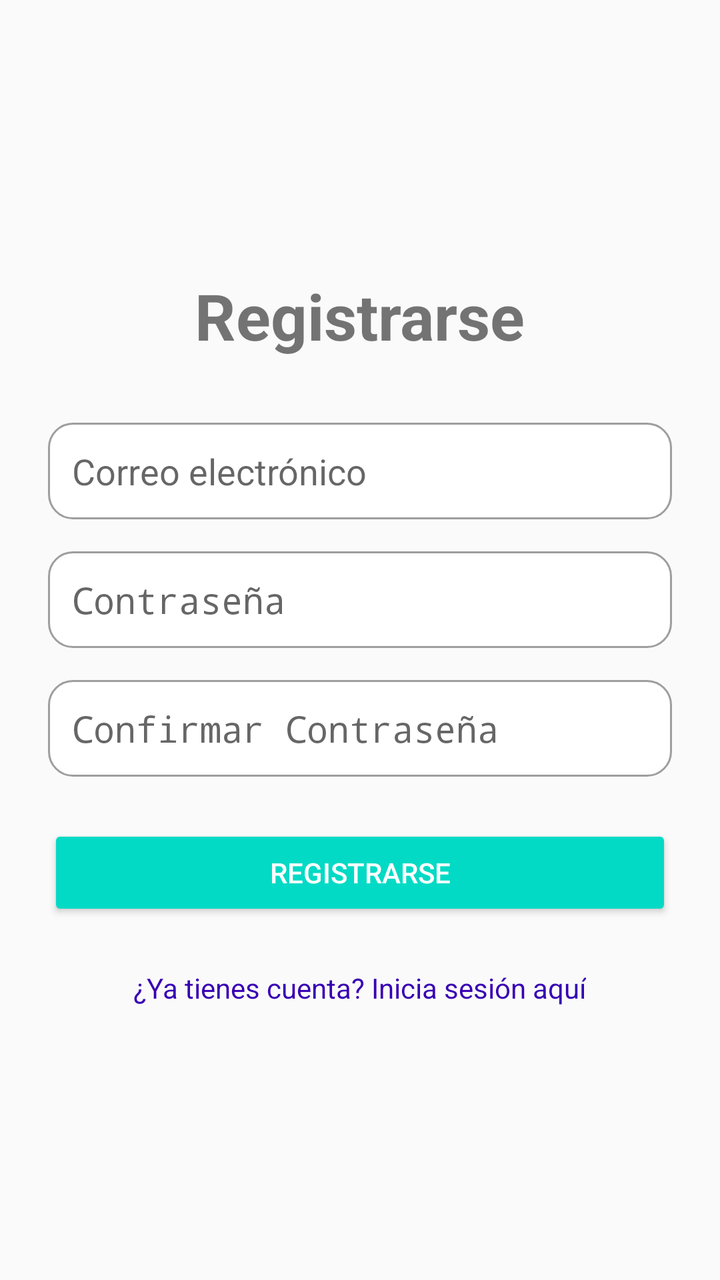
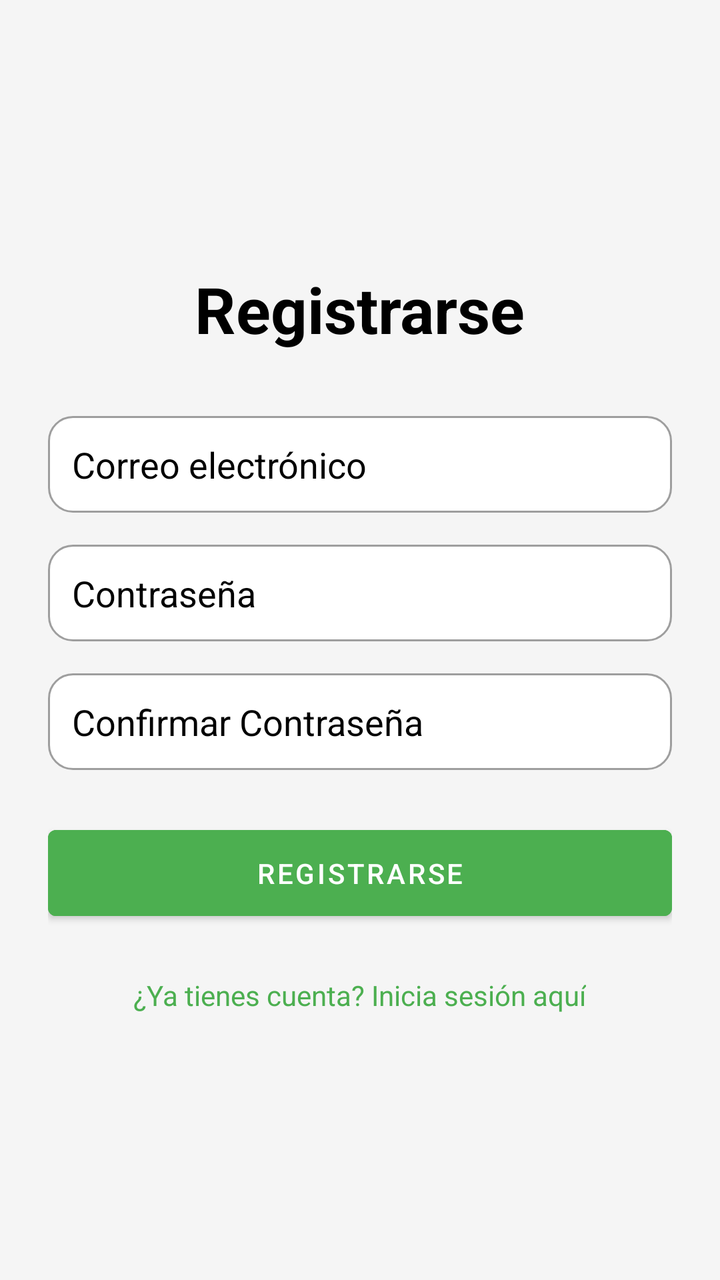

An Android layout rendered at two revisions. The XML below is the earlier revision; the diff shows what the commit changed to produce the second picture.
<!-- AndroidManifest.xml: application theme Theme.Proyectoplata -->
<!-- res/layout/activity_register.xml -->
<?xml version="1.0" encoding="utf-8"?>
<LinearLayout xmlns:android="http://schemas.android.com/apk/res/android"
    xmlns:app="http://schemas.android.com/apk/res-auto"
    xmlns:tools="http://schemas.android.com/tools"
    android:layout_width="match_parent"
    android:layout_height="match_parent"
    android:orientation="vertical"
    android:gravity="center"
    android:padding="24dp"
    tools:context=".RegisterActivity">

    <TextView
        android:layout_width="wrap_content"
        android:layout_height="wrap_content"
        android:text="Registrarse"
        android:textSize="32sp"
        android:textStyle="bold"
        android:layout_marginBottom="32dp"/>

    <EditText
        android:id="@+id/et_register_email"
        android:layout_width="match_parent"
        android:layout_height="wrap_content"
        android:hint="Correo electrónico"
        android:inputType="textEmailAddress"
        android:padding="12dp"
        android:minHeight="48dp"
        android:layout_marginBottom="16dp"
        android:background="@drawable/rounded_corners_edittext"/>

    <EditText
        android:id="@+id/et_register_password"
        android:layout_width="match_parent"
        android:layout_height="wrap_content"
        android:hint="Contraseña"
        android:inputType="textPassword"
        android:padding="12dp"
        android:minHeight="48dp"
        android:layout_marginBottom="16dp"
        android:background="@drawable/rounded_corners_edittext"/>

    <EditText
        android:id="@+id/et_register_confirm_password"
        android:layout_width="match_parent"
        android:layout_height="wrap_content"
        android:hint="Confirmar Contraseña"
        android:inputType="textPassword"
        android:padding="12dp"
        android:minHeight="48dp"
        android:layout_marginBottom="24dp"
        android:background="@drawable/rounded_corners_edittext"/>

    <Button
        android:id="@+id/btn_register"
        android:layout_width="match_parent"
        android:layout_height="wrap_content"
        android:text="Registrarse"
        android:backgroundTint="#03DAC5"
        android:textColor="@android:color/white"
        android:padding="12dp"/>

    <TextView
        android:id="@+id/tv_login_link"
        android:layout_width="wrap_content"
        android:layout_height="wrap_content"
        android:text="¿Ya tienes cuenta? Inicia sesión aquí"
        android:textColor="@color/design_default_color_primary_variant"
        android:layout_marginTop="24dp"
        android:clickable="true"
        android:focusable="true"/>

</LinearLayout>
<!-- resources referenced by this layout -->
<resources>
  <!-- drawable rounded_corners_edittext (drawable) -->
  <?xml version="1.0" encoding="utf-8"?>
  <shape xmlns:android="http://schemas.android.com/apk/res/android">
      <solid android:color="@android:color/white" />
      <corners android:radius="12dp" />
      <stroke android:width="1dp" android:color="#9E9E9E" />
  </shape>
  <style name="Theme.Proyectoplata" parent="Theme.AppCompat.Light.NoActionBar">
          <item name="colorPrimary">@color/colorPrimary</item>
          <item name="colorPrimaryDark">@color/colorPrimaryDark</item>
          <item name="colorAccent">@color/colorAccent</item>
      </style>
  <color name="colorPrimary">@color/purple_500</color>
  <color name="colorPrimaryDark">@color/purple_700</color>
  <color name="colorAccent">@color/teal_200</color>
  <color name="purple_500">#FF6200EE</color>
  <color name="purple_700">#FF3700B3</color>
  <color name="teal_200">#FF03DAC5</color>
</resources>

<!-- the commit's change to res/layout/activity_register.xml (unified diff, before → after) -->
@@ -7,66 +7,66 @@
     android:orientation="vertical"
     android:gravity="center"
     android:padding="24dp"
-    tools:context=".RegisterActivity">
-
+    android:background="?attr/android:colorBackground" tools:context=".RegisterActivity">
     <TextView
         android:layout_width="wrap_content"
         android:layout_height="wrap_content"
-        android:text="Registrarse"
+        android:text="@string/register_title"
         android:textSize="32sp"
         android:textStyle="bold"
-        android:layout_marginBottom="32dp"/>
-
+        android:layout_marginBottom="32dp"
+        android:textColor="?attr/colorOnBackground"/>
     <EditText
         android:id="@+id/et_register_email"
         android:layout_width="match_parent"
         android:layout_height="wrap_content"
-        android:hint="Correo electrónico"
+        android:hint="@string/email_hint"
         android:inputType="textEmailAddress"
         android:padding="12dp"
         android:minHeight="48dp"
         android:layout_marginBottom="16dp"
-        android:background="@drawable/rounded_corners_edittext"/>
-
+        android:background="@drawable/rounded_corners_edittext"
+        android:textColor="?attr/colorOnSurface"
+        android:textColorHint="?attr/colorOnSurface"/>
     <EditText
         android:id="@+id/et_register_password"
         android:layout_width="match_parent"
         android:layout_height="wrap_content"
-        android:hint="Contraseña"
+        android:hint="@string/password_hint"
         android:inputType="textPassword"
         android:padding="12dp"
         android:minHeight="48dp"
         android:layout_marginBottom="16dp"
-        android:background="@drawable/rounded_corners_edittext"/>
-
+        android:background="@drawable/rounded_corners_edittext"
+        android:textColor="?attr/colorOnSurface"
+        android:textColorHint="?attr/colorOnSurface"/>
     <EditText
         android:id="@+id/et_register_confirm_password"
         android:layout_width="match_parent"
         android:layout_height="wrap_content"
-        android:hint="Confirmar Contraseña"
+        android:hint="@string/confirm_password_hint"
         android:inputType="textPassword"
         android:padding="12dp"
         android:minHeight="48dp"
         android:layout_marginBottom="24dp"
-        android:background="@drawable/rounded_corners_edittext"/>
-
+        android:background="@drawable/rounded_corners_edittext"
+        android:textColor="?attr/colorOnSurface"
+        android:textColorHint="?attr/colorOnSurface"/>
     <Button
         android:id="@+id/btn_register"
         android:layout_width="match_parent"
         android:layout_height="wrap_content"
-        android:text="Registrarse"
-        android:backgroundTint="#03DAC5"
-        android:textColor="@android:color/white"
+        android:text="@string/register_button"
+        android:backgroundTint="?attr/colorPrimary"
+        android:textColor="?attr/colorOnPrimary"
         android:padding="12dp"/>
-
     <TextView
         android:id="@+id/tv_login_link"
         android:layout_width="wrap_content"
         android:layout_height="wrap_content"
-        android:text="¿Ya tienes cuenta? Inicia sesión aquí"
-        android:textColor="@color/design_default_color_primary_variant"
+        android:text="@string/login_link_text"
+        android:textColor="?attr/colorPrimary"
         android:layout_marginTop="24dp"
         android:clickable="true"
         android:focusable="true"/>
-
 </LinearLayout>
<!-- resource entries referenced after the edit -->
@@ -7,16 +7,31 @@
       <corners android:radius="12dp" />
       <stroke android:width="1dp" android:color="#9E9E9E" />
   </shape>
-  <style name="Theme.Proyectoplata" parent="Theme.AppCompat.Light.NoActionBar">
-          <item name="colorPrimary">@color/colorPrimary</item>
-          <item name="colorPrimaryDark">@color/colorPrimaryDark</item>
-          <item name="colorAccent">@color/colorAccent</item>
+  <string name="confirm_password_hint">Confirmar Contraseña</string>
+  <string name="email_hint">Correo electrónico</string>
+  <string name="login_link_text">¿Ya tienes cuenta? Inicia sesión aquí</string>
+  <string name="password_hint">Contraseña</string>
+  <string name="register_button">Registrarse</string>
+  <string name="register_title">Registrarse</string>
+  <style name="Theme.Proyectoplata" parent="Theme.MaterialComponents.Light.NoActionBar">
+          <item name="colorPrimary">@color/green_primary_500</item>        <item name="colorPrimaryVariant">@color/green_primary_700</item>   <item name="colorOnPrimary">@color/on_primary_color_light</item> <item name="colorSecondary">@color/brown_secondary_500</item>      <item name="colorSecondaryVariant">@color/brown_secondary_700</item> <item name="colorOnSecondary">@color/on_secondary_color_light</item> <item name="colorSurface">@color/surface_light</item>             <item name="colorOnSurface">@color/on_surface_light</item>       <item name="android:colorBackground">@color/background_light</item> <item name="colorOnBackground">@color/on_background_light</item> <item name="android:statusBarColor" tools:targetApi="l">?attr/colorPrimaryVariant</item>
+          <item name="android:navigationBarColor" tools:targetApi="l">?attr/colorSurface</item>
+  
+          <item name="android:textColorPrimary">?attr/colorOnSurface</item>      <item name="android:textColorSecondary">?attr/colorOnSurface</item>   <item name="textInputStyle">@style/Widget.MaterialComponents.TextInputLayout.OutlinedBox</item>
+          <item name="toolbarStyle">@style/Widget.MaterialComponents.Toolbar.PrimarySurface</item>
+          <item name="actionBarPopupTheme">@style/ThemeOverlay.MaterialComponents.Light</item>
+          <item name="materialButtonStyle">@style/Widget.MaterialComponents.Button</item>
+  
       </style>
-  <color name="colorPrimary">@color/purple_500</color>
-  <color name="colorPrimaryDark">@color/purple_700</color>
-  <color name="colorAccent">@color/teal_200</color>
-  <color name="purple_500">#FF6200EE</color>
-  <color name="purple_700">#FF3700B3</color>
-  <color name="teal_200">#FF03DAC5</color>
+  <color name="green_primary_500">#4CAF50</color>
+  <color name="green_primary_700">#388E3C</color>
+  <color name="on_primary_color_light">#FFFFFF</color>
+  <color name="brown_secondary_500">#795548</color>
+  <color name="brown_secondary_700">#5D4037</color>
+  <color name="on_secondary_color_light">#FFFFFF</color>
+  <color name="surface_light">#FFFFFF</color>
+  <color name="on_surface_light">#FF000000</color>
+  <color name="background_light">#F5F5F5</color>
+  <color name="on_background_light">#FF000000</color>
 </resources>
 
